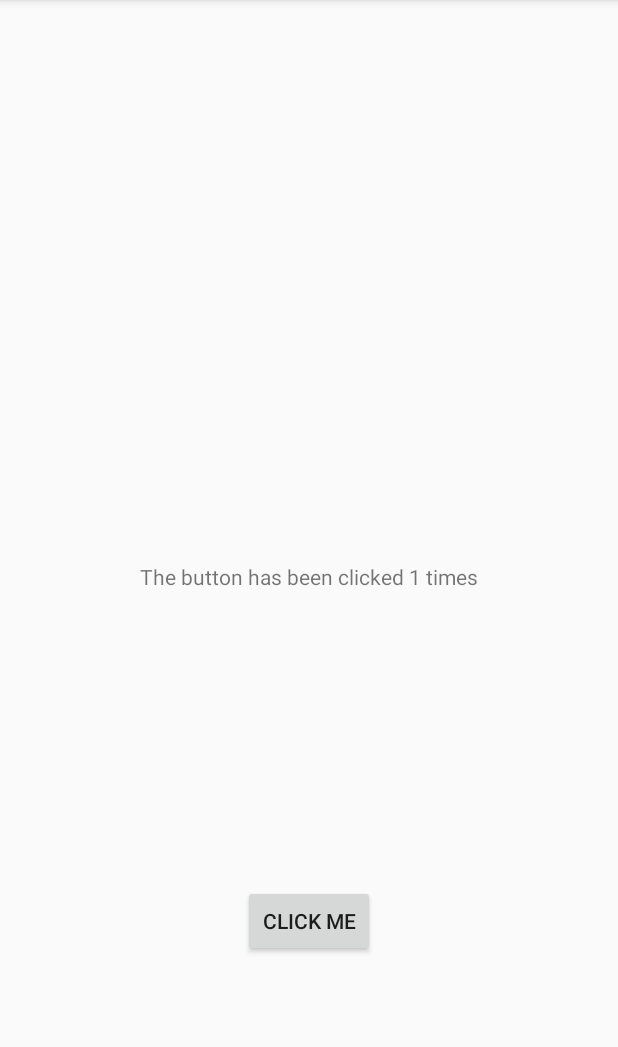
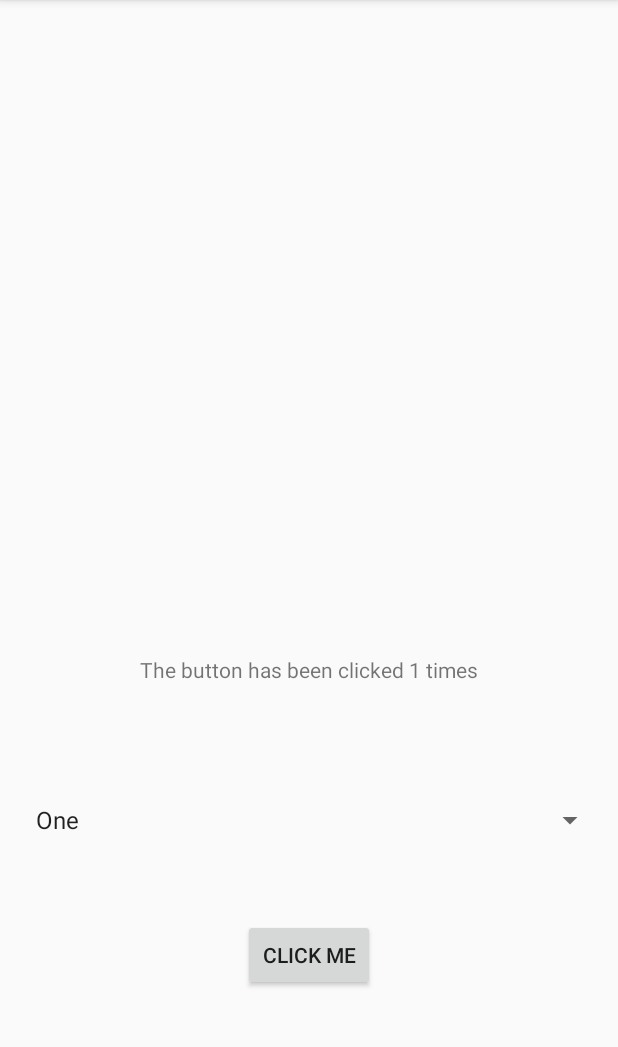
Before and after one commit to jacobsipe25/basicbuttonapp, an Android app: the screen it shows after launch (MainActivity), after a tap on "CLICK ME", on a phone screen of 412 x 824 dp, the part 84-1131 px from its top. Run offline under Robolectric (Android 15) with nearby library versions, the phone set to English and light mode, and no system bars.

Commit message:
Added spinner

```diff
--- a/app/src/main/java/com/example/jacob/tryagain/MainActivity.java
+++ b/app/src/main/java/com/example/jacob/tryagain/MainActivity.java
@@ -4,12 +4,28 @@ import android.support.v7.app.AppCompatActivity;
 import android.os.Bundle;
 import android.util.Log;
 import android.view.View;
+import android.widget.AdapterView;
+import android.widget.ArrayAdapter;
 import android.widget.ImageView;
+import android.widget.Spinner;
 import android.widget.TextView;
+import android.widget.Toast;
+
 import java.util.*;
 
 public class MainActivity extends AppCompatActivity {
     int starter=0;
+    public int numberloops(){
+        Spinner mine=(Spinner) findViewById(R.id.spinner);
+        String stuff=mine.getSelectedItem().toString();
+        if (stuff=="One"){
+            return 1;
+        }
+        else{
+            return 2;
+        }
+
+    }
     public int Numberclicked(){
         ImageView im=(ImageView)findViewById(R.id.hiddenimage);
 
@@ -42,7 +58,30 @@ public class MainActivity extends AppCompatActivity {
     protected void onCreate(Bundle savedInstanceState) {
         super.onCreate(savedInstanceState);
         setContentView(R.layout.activity_main);
+        Spinner mine=(Spinner) findViewById(R.id.spinner);
+        ArrayAdapter <String> myAdapter=new ArrayAdapter<String>(MainActivity.this,
+                android.R.layout.simple_list_item_1,getResources().getStringArray(R.array.patterns));
+        myAdapter.setDropDownViewResource(android.R.layout.simple_spinner_dropdown_item); //specify the dropdown ish
+        mine.setAdapter(myAdapter);
+
+//        if you don't specify the adapter you get no data
+        mine.setOnItemSelectedListener(new AdapterView.OnItemSelectedListener() {
+            public void onItemSelected(AdapterView<?> parent, View view, int pos,
+                                       long id) {
+
+                Toast.makeText(parent.getContext(),
+                        "On Item Select : \n" + parent.getItemAtPosition(pos).toString(),
+                        Toast.LENGTH_LONG).show();
+            }
+
+            @Override
+            public void onNothingSelected(AdapterView<?> arg0) {
+                // TODO Auto-generated method stub
+
+            }
+        });
 
     }
 
+
 }
--- a/app/src/main/res/layout/activity_main.xml
+++ b/app/src/main/res/layout/activity_main.xml
@@ -2,45 +2,60 @@
 <android.support.constraint.ConstraintLayout xmlns:android="http://schemas.android.com/apk/res/android"
     xmlns:app="http://schemas.android.com/apk/res-auto"
     xmlns:tools="http://schemas.android.com/tools"
+    android:id="@+id/thedropdown"
     android:layout_width="match_parent"
     android:layout_height="match_parent"
-    tools:context=".MainActivity">
+    tools:context=".MainActivity"
+    tools:layout_editor_absoluteY="81dp">
 
     <TextView
         android:id="@+id/thesetter"
         android:layout_width="wrap_content"
         android:layout_height="wrap_content"
+        android:layout_marginBottom="124dp"
         android:text="Blank"
-        app:layout_constraintBottom_toBottomOf="parent"
-        app:layout_constraintLeft_toLeftOf="parent"
-        app:layout_constraintRight_toRightOf="parent"
-        app:layout_constraintTop_toTopOf="parent" />
+        app:layout_constraintBottom_toTopOf="@+id/mainbutt"
+        app:layout_constraintEnd_toEndOf="parent"
+        app:layout_constraintStart_toStartOf="parent"
+        app:layout_constraintTop_toBottomOf="@+id/hiddenimage" />
 
     <Button
         android:id="@+id/mainbutt"
         android:layout_width="wrap_content"
         android:layout_height="wrap_content"
-        android:layout_marginBottom="130dp"
-        android:layout_marginTop="68dp"
+        android:layout_marginBottom="74dp"
         android:onClick="clicked"
         android:text="Click Me"
         app:layout_constraintBottom_toBottomOf="parent"
         app:layout_constraintEnd_toEndOf="parent"
         app:layout_constraintStart_toStartOf="parent"
-        app:layout_constraintTop_toBottomOf="@+id/hiddenimage" />
+        app:layout_constraintTop_toBottomOf="@+id/thesetter" />
 
     <ImageView
         android:id="@+id/hiddenimage"
         android:layout_width="191dp"
         android:layout_height="0dp"
-        android:layout_marginBottom="95dp"
+        android:layout_marginBottom="119dp"
         android:layout_marginTop="8dp"
         android:visibility="invisible"
-        app:layout_constraintBottom_toTopOf="@+id/mainbutt"
+        app:layout_constraintBottom_toTopOf="@+id/spinner"
         app:layout_constraintEnd_toEndOf="parent"
-        app:layout_constraintHorizontal_bias="0.502"
         app:layout_constraintStart_toStartOf="parent"
         app:layout_constraintTop_toTopOf="parent"
         app:srcCompat="@drawable/anna" />
 
+    <Spinner
+        android:id="@+id/spinner"
+        android:layout_width="0dp"
+        android:layout_height="wrap_content"
+        android:layout_marginBottom="197dp"
+        android:layout_marginEnd="8dp"
+        android:layout_marginLeft="8dp"
+        android:layout_marginRight="8dp"
+        android:layout_marginStart="8dp"
+        app:layout_constraintBottom_toBottomOf="parent"
+        app:layout_constraintEnd_toEndOf="parent"
+        app:layout_constraintStart_toStartOf="parent"
+        app:layout_constraintTop_toBottomOf="@+id/hiddenimage" />
+
 </android.support.constraint.ConstraintLayout>
--- a/app/src/main/res/values/strings.xml
+++ b/app/src/main/res/values/strings.xml
@@ -1,3 +1,7 @@
 <resources>
     <string name="app_name">tryagain</string>
+    <string-array name="patterns">
+        <item>One</item>
+        <item>Two</item>
+    </string-array>
 </resources>
```
